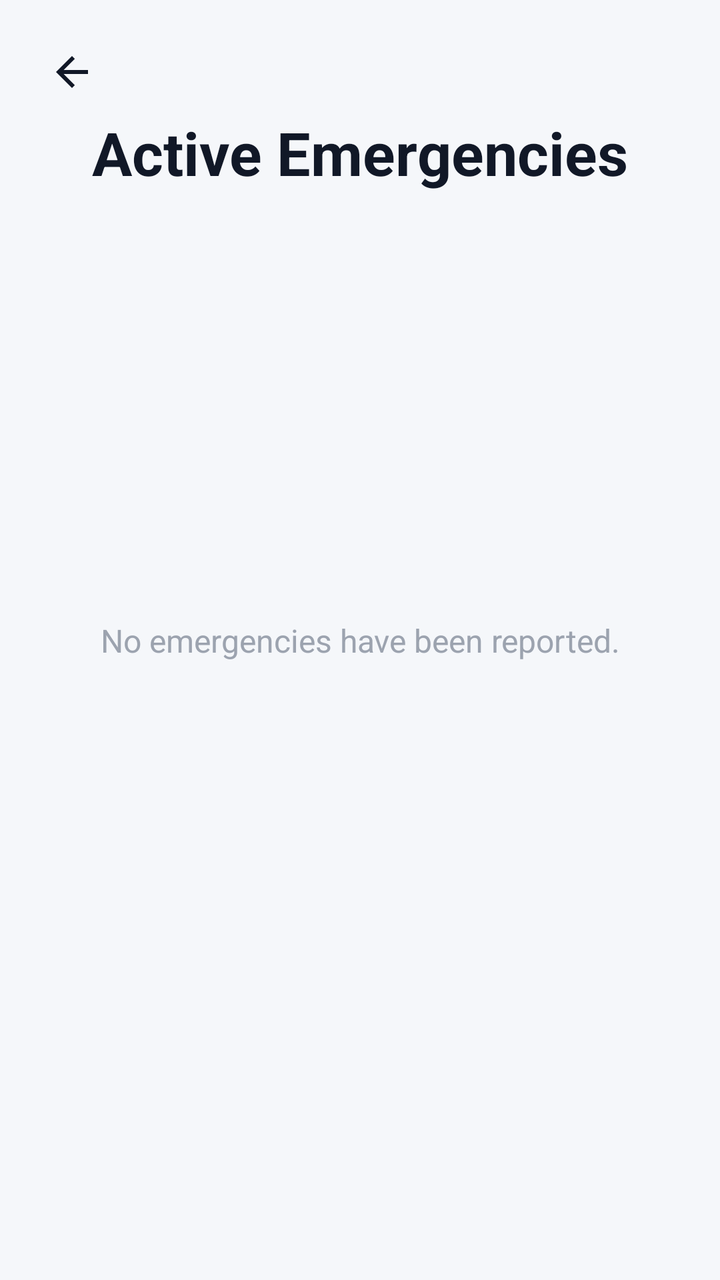
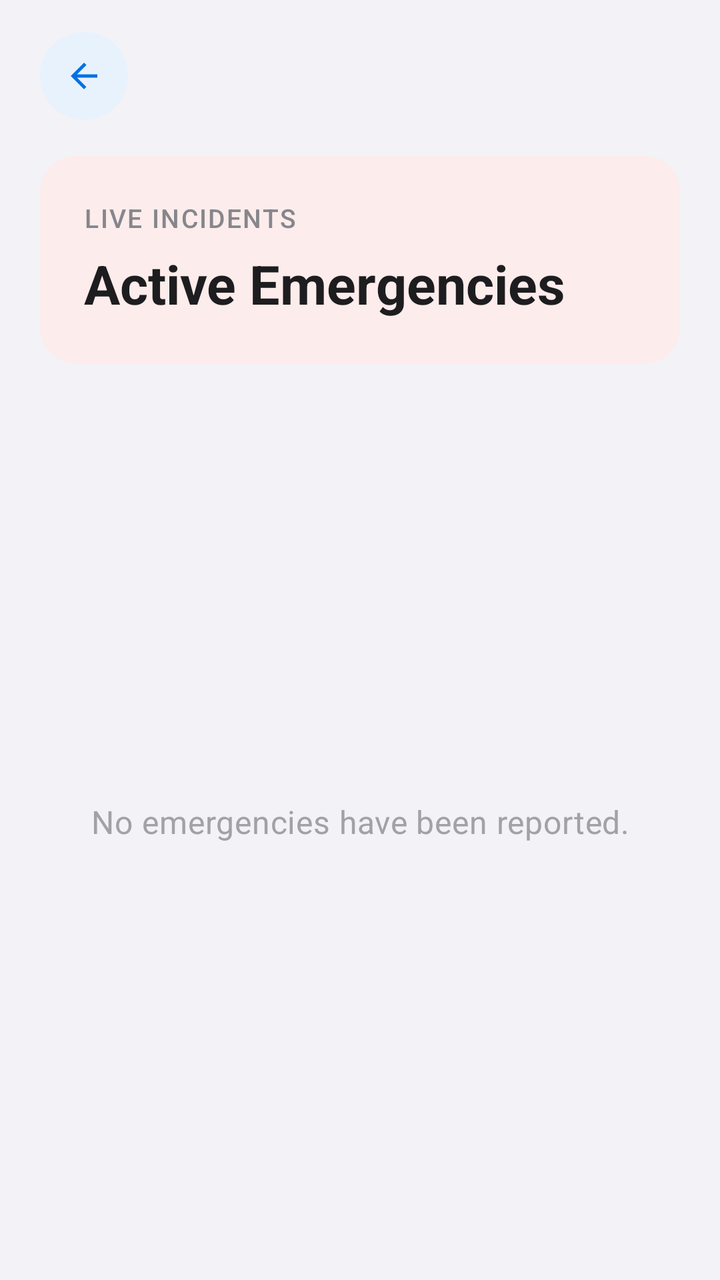

Before-and-after screenshots of an Android layout around one commit, followed by the original layout XML and the change that was made.
<!-- AndroidManifest.xml: application theme Theme.FirstLink -->
<!-- res/layout/staff_view_emergencies.xml -->
<?xml version="1.0" encoding="utf-8"?>
<androidx.constraintlayout.widget.ConstraintLayout
    xmlns:android="http://schemas.android.com/apk/res/android"
    xmlns:app="http://schemas.android.com/apk/res-auto"
    android:id="@+id/staff_view_emergencies"
    android:layout_width="match_parent"
    android:layout_height="match_parent"
    android:background="#F5F7FA">

    <ImageButton
        android:id="@+id/back_button"
        android:layout_width="48dp"
        android:layout_height="48dp"
        android:layout_marginStart="12dp"
        android:layout_marginTop="12dp"
        android:background="?attr/selectableItemBackgroundBorderless"
        android:contentDescription="Back"
        android:src="@drawable/ic_back"
        app:layout_constraintStart_toStartOf="parent"
        app:layout_constraintTop_toTopOf="parent" />

    <TextView
        android:id="@+id/staff_view_emergency_title"
        android:layout_width="wrap_content"
        android:layout_height="wrap_content"
        android:layout_marginTop="56dp"
        android:text="Active Emergencies"
        android:textColor="#111827"
        android:textSize="30sp"
        android:textStyle="bold"
        app:layout_constraintTop_toTopOf="parent"
        app:layout_constraintStart_toStartOf="parent"
        app:layout_constraintEnd_toEndOf="parent" />

    <TextView
        android:id="@+id/emergencies_empty_state"
        android:layout_width="0dp"
        android:layout_height="wrap_content"
        android:layout_marginStart="32dp"
        android:layout_marginEnd="32dp"
        android:gravity="center"
        android:text="No emergencies have been reported."
        android:textColor="#9CA3AF"
        android:textSize="16sp"
        app:layout_constraintTop_toTopOf="parent"
        app:layout_constraintBottom_toBottomOf="parent"
        app:layout_constraintStart_toStartOf="parent"
        app:layout_constraintEnd_toEndOf="parent" />

    <androidx.recyclerview.widget.RecyclerView
        android:id="@+id/emergencies_recycler_view"
        android:layout_width="0dp"
        android:layout_height="0dp"
        android:layout_marginTop="20dp"
        android:clipToPadding="false"
        android:paddingStart="24dp"
        android:paddingEnd="24dp"
        android:paddingBottom="24dp"
        app:layout_constraintTop_toBottomOf="@id/staff_view_emergency_title"
        app:layout_constraintBottom_toBottomOf="parent"
        app:layout_constraintStart_toStartOf="parent"
        app:layout_constraintEnd_toEndOf="parent" />

</androidx.constraintlayout.widget.ConstraintLayout>
<!-- resources referenced by this layout -->
<resources>
  <style name="Base.Theme.FirstLink" parent="Theme.Material3.DayNight.NoActionBar">
          
          
      </style>
  <!-- unchanged entries left out for length: 2 -->
</resources>

<!-- the commit's change to res/layout/staff_view_emergencies.xml (unified diff, before → after) -->
@@ -5,60 +5,80 @@
     android:id="@+id/staff_view_emergencies"
     android:layout_width="match_parent"
     android:layout_height="match_parent"
-    android:background="#F5F7FA">
+    android:background="@color/surface">
 
     <ImageButton
         android:id="@+id/back_button"
-        android:layout_width="48dp"
-        android:layout_height="48dp"
-        android:layout_marginStart="12dp"
-        android:layout_marginTop="12dp"
-        android:background="?attr/selectableItemBackgroundBorderless"
+        style="@style/Widget.FirstLink.BackButton"
+        android:layout_width="44dp"
+        android:layout_height="44dp"
+        android:layout_marginStart="20dp"
+        android:layout_marginTop="16dp"
         android:contentDescription="Back"
         android:src="@drawable/ic_back"
         app:layout_constraintStart_toStartOf="parent"
         app:layout_constraintTop_toTopOf="parent" />
 
-    <TextView
-        android:id="@+id/staff_view_emergency_title"
-        android:layout_width="wrap_content"
+    
+    <LinearLayout
+        android:id="@+id/emergencies_header_card"
+        style="@style/Widget.FirstLink.HeaderCard.Danger"
+        android:layout_width="0dp"
         android:layout_height="wrap_content"
-        android:layout_marginTop="56dp"
-        android:text="Active Emergencies"
-        android:textColor="#111827"
-        android:textSize="30sp"
-        android:textStyle="bold"
-        app:layout_constraintTop_toTopOf="parent"
+        android:layout_marginStart="20dp"
+        android:layout_marginTop="18dp"
+        android:layout_marginEnd="20dp"
+        android:orientation="vertical"
+        android:padding="22dp"
+        app:layout_constraintEnd_toEndOf="parent"
         app:layout_constraintStart_toStartOf="parent"
-        app:layout_constraintEnd_toEndOf="parent" />
+        app:layout_constraintTop_toBottomOf="@id/back_button">
+
+        <TextView
+            style="@style/TextAppearance.FirstLink.Eyebrow"
+            android:layout_width="wrap_content"
+            android:layout_height="wrap_content"
+            android:text="Live incidents"
+            android:textColor="@color/on_gradient_muted" />
+
+        <TextView
+            android:id="@+id/staff_view_emergency_title"
+            style="@style/TextAppearance.FirstLink.Hero"
+            android:layout_width="wrap_content"
+            android:layout_height="wrap_content"
+            android:layout_marginTop="6dp"
+            android:text="Active Emergencies"
+            android:textSize="27sp" />
+    </LinearLayout>
 
     <TextView
         android:id="@+id/emergencies_empty_state"
+        style="@style/TextAppearance.FirstLink.PageSubtitle"
         android:layout_width="0dp"
         android:layout_height="wrap_content"
         android:layout_marginStart="32dp"
         android:layout_marginEnd="32dp"
         android:gravity="center"
         android:text="No emergencies have been reported."
-        android:textColor="#9CA3AF"
+        android:textColor="@color/text_hint"
         android:textSize="16sp"
-        app:layout_constraintTop_toTopOf="parent"
         app:layout_constraintBottom_toBottomOf="parent"
+        app:layout_constraintEnd_toEndOf="parent"
         app:layout_constraintStart_toStartOf="parent"
-        app:layout_constraintEnd_toEndOf="parent" />
+        app:layout_constraintTop_toBottomOf="@id/emergencies_header_card" />
 
     <androidx.recyclerview.widget.RecyclerView
         android:id="@+id/emergencies_recycler_view"
         android:layout_width="0dp"
         android:layout_height="0dp"
-        android:layout_marginTop="20dp"
+        android:layout_marginTop="6dp"
         android:clipToPadding="false"
-        android:paddingStart="24dp"
-        android:paddingEnd="24dp"
+        android:paddingStart="20dp"
+        android:paddingEnd="20dp"
         android:paddingBottom="24dp"
-        app:layout_constraintTop_toBottomOf="@id/staff_view_emergency_title"
         app:layout_constraintBottom_toBottomOf="parent"
+        app:layout_constraintEnd_toEndOf="parent"
         app:layout_constraintStart_toStartOf="parent"
-        app:layout_constraintEnd_toEndOf="parent" />
+        app:layout_constraintTop_toBottomOf="@id/emergencies_header_card" />
 
 </androidx.constraintlayout.widget.ConstraintLayout>
<!-- resource entries referenced after the edit -->
@@ -1,9 +1,159 @@
 <!-- resources referenced by this layout -->
 <resources>
+  <color name="on_gradient_muted">#86868B</color>
+  <color name="surface">#F2F2F7</color>
+  <color name="text_hint">#A1A1A6</color>
+  <style name="TextAppearance.FirstLink.Eyebrow" parent="TextAppearance.Material3.LabelSmall">
+          <item name="android:textSize">13sp</item>
+          <item name="android:fontFamily">sans-serif-medium</item>
+          <item name="android:letterSpacing">0.06</item>
+          <item name="android:textAllCaps">true</item>
+      </style>
+  <style name="TextAppearance.FirstLink.Hero" parent="TextAppearance.Material3.HeadlineMedium">
+          <item name="android:textSize">34sp</item>
+          <item name="android:textStyle">bold</item>
+          <item name="android:textColor">@color/on_gradient</item>
+          <item name="android:lineSpacingMultiplier">1.1</item>
+      </style>
+  <style name="TextAppearance.FirstLink.PageSubtitle" parent="TextAppearance.Material3.BodyMedium">
+          <item name="android:textSize">17sp</item>
+          <item name="android:textColor">@color/text_secondary</item>
+          <item name="android:lineSpacingMultiplier">1.45</item>
+      </style>
+  <style name="Widget.FirstLink.BackButton" parent="">
+          <item name="android:background">@drawable/bg_circle_brand_soft</item>
+          <item name="android:foreground">?attr/selectableItemBackgroundBorderless</item>
+          <item name="android:padding">12dp</item>
+          <item name="android:scaleType">fitCenter</item>
+          <item name="android:tint">@color/brand_primary</item>
+      </style>
+  <style name="Widget.FirstLink.HeaderCard.Danger">
+          <item name="android:background">@drawable/bg_header_danger</item>
+      </style>
+  <color name="on_gradient">#1D1D1F</color>
+  <color name="text_secondary">#86868B</color>
+  <!-- drawable bg_circle_brand_soft (drawable) -->
+  <?xml version="1.0" encoding="utf-8"?>
+  <shape xmlns:android="http://schemas.android.com/apk/res/android"
+      android:shape="oval">
+      <solid android:color="@color/brand_primary_container" />
+  </shape>
+  <color name="brand_primary">#0071E3</color>
+  <!-- drawable bg_header_danger (drawable) -->
+  <?xml version="1.0" encoding="utf-8"?>
+  <shape xmlns:android="http://schemas.android.com/apk/res/android"
+      android:shape="rectangle">
+      <corners android:radius="18dp" />
+      <solid android:color="@color/danger_container" />
+  </shape>
   <style name="Base.Theme.FirstLink" parent="Theme.Material3.DayNight.NoActionBar">
+          <item name="colorPrimary">@color/brand_primary</item>
+          <item name="colorOnPrimary">@color/white</item>
+          <item name="colorPrimaryContainer">@color/brand_primary_container</item>
+          <item name="colorOnPrimaryContainer">@color/brand_on_primary_container</item>
+  
+          <item name="colorSecondary">@color/brand_primary</item>
+          <item name="colorOnSecondary">@color/white</item>
+  
+          <item name="colorError">@color/danger</item>
+          <item name="colorOnError">@color/white</item>
+  
+          <item name="android:colorBackground">@color/surface</item>
+          <item name="colorOnBackground">@color/text_primary</item>
+          <item name="colorSurface">@color/surface</item>
+          <item name="colorOnSurface">@color/text_primary</item>
+          <item name="colorOutline">@color/border_light</item>
           
+          <item name="elevationOverlayEnabled">false</item>
+  
+          <item name="android:statusBarColor">@color/surface</item>
+          <item name="android:navigationBarColor">@color/surface</item>
+          <item name="android:windowLightStatusBar">true</item>
+  
+          <item name="shapeAppearanceSmallComponent">@style/ShapeAppearance.FirstLink.Small</item>
+          <item name="shapeAppearanceMediumComponent">@style/ShapeAppearance.FirstLink.Medium</item>
+          <item name="shapeAppearanceLargeComponent">@style/ShapeAppearance.FirstLink.Large</item>
+  
           
+          <item name="materialButtonStyle">@style/Widget.FirstLink.Button.Primary</item>
+  
+          
+          <item name="android:windowAnimationStyle">@style/WindowAnimation.FirstLink</item>
+  
+          <item name="materialAlertDialogTheme">@style/ThemeOverlay.FirstLink.Dialog</item>
       </style>
+  <color name="brand_primary_container">#E8F2FD</color>
+  <color name="danger_container">#FDECEC</color>
+  <color name="white">#FFFFFFFF</color>
+  <color name="brand_on_primary_container">#0058B8</color>
+  <color name="danger">#D70015</color>
+  <color name="text_primary">#1D1D1F</color>
+  <color name="border_light">#E3E3E8</color>
+  <style name="ShapeAppearance.FirstLink.Small" parent="ShapeAppearance.Material3.SmallComponent">
+          <item name="cornerSize">16dp</item>
+      </style>
+  <style name="ShapeAppearance.FirstLink.Medium" parent="ShapeAppearance.Material3.MediumComponent">
+          <item name="cornerSize">20dp</item>
+      </style>
+  <style name="ShapeAppearance.FirstLink.Large" parent="ShapeAppearance.Material3.LargeComponent">
+          <item name="cornerSize">28dp</item>
+      </style>
+  <style name="Widget.FirstLink.Button.Primary" parent="Widget.FirstLink.Button">
+          <item name="backgroundTint">@color/brand_primary</item>
+          <item name="android:textColor">@color/white</item>
+          <item name="android:elevation">4dp</item>
+          <item name="elevation">4dp</item>
+          <item name="android:outlineSpotShadowColor" tools:targetApi="p">@color/brand_glow</item>
+          <item name="android:outlineAmbientShadowColor" tools:targetApi="p">@color/brand_glow</item>
+      </style>
+  <style name="WindowAnimation.FirstLink" parent="@android:style/Animation.Activity">
+          <item name="android:activityOpenEnterAnimation">@anim/activity_open_enter</item>
+          <item name="android:activityOpenExitAnimation">@anim/activity_open_exit</item>
+          <item name="android:activityCloseEnterAnimation">@anim/activity_close_enter</item>
+          <item name="android:activityCloseExitAnimation">@anim/activity_close_exit</item>
+      </style>
+  <style name="ThemeOverlay.FirstLink.Dialog" parent="ThemeOverlay.Material3.MaterialAlertDialog">
+          <item name="colorSurface">@color/dialog_glass_surface</item>
+          <item name="colorSurfaceContainerHigh">@color/dialog_glass_surface</item>
+          <item name="android:backgroundDimAmount">0.32</item>
+          <item name="colorOnSurface">@color/text_primary</item>
+          <item name="colorOnSurfaceVariant">@color/text_body</item>
+          <item name="shapeAppearanceCornerLarge">@style/ShapeAppearance.FirstLink.Large</item>
+          <item name="buttonBarPositiveButtonStyle">@style/Widget.FirstLink.Button.Dialog.Positive</item>
+          <item name="buttonBarNegativeButtonStyle">@style/Widget.FirstLink.Button.Dialog.Negative</item>
+          <item name="buttonBarNeutralButtonStyle">@style/Widget.FirstLink.Button.Dialog.Negative</item>
+      </style>
+  <style name="Widget.FirstLink.Button" parent="Widget.Material3.Button">
+          <item name="android:stateListAnimator">@animator/button_press_feedback</item>
+          <item name="android:textAllCaps">false</item>
+          <item name="android:letterSpacing">0</item>
+          <item name="shapeAppearanceOverlay">@style/ShapeAppearance.FirstLink.Pill</item>
+          <item name="strokeWidth">0dp</item>
+      </style>
+  <color name="brand_glow">#1D1D1F</color>
+  <color name="dialog_glass_surface">#F2FFFFFF</color>
+  <color name="text_body">#424245</color>
+  <style name="Widget.FirstLink.Button.Dialog.Positive">
+          <item name="backgroundTint">@color/brand_primary</item>
+          <item name="android:textColor">@color/white</item>
+          <item name="android:elevation">4dp</item>
+          <item name="elevation">4dp</item>
+          <item name="android:outlineSpotShadowColor" tools:targetApi="p">@color/brand_glow</item>
+          <item name="android:outlineAmbientShadowColor" tools:targetApi="p">@color/brand_glow</item>
+      </style>
+  <style name="Widget.FirstLink.Button.Dialog.Negative">
+          <item name="backgroundTint">@color/glass_fill</item>
+          <item name="android:textColor">@color/text_body</item>
+          <item name="android:elevation">0dp</item>
+          <item name="elevation">0dp</item>
+          <item name="rippleColor">@color/glass_ripple</item>
+      </style>
+  <style name="ShapeAppearance.FirstLink.Pill" parent="">
+          <item name="cornerFamily">rounded</item>
+          <item name="cornerSize">50%</item>
+      </style>
+  <color name="glass_fill">#E9E9EE</color>
+  <color name="glass_ripple">#DEDEE3</color>
   <!-- unchanged entries left out for length: 2 -->
 </resources>
 
